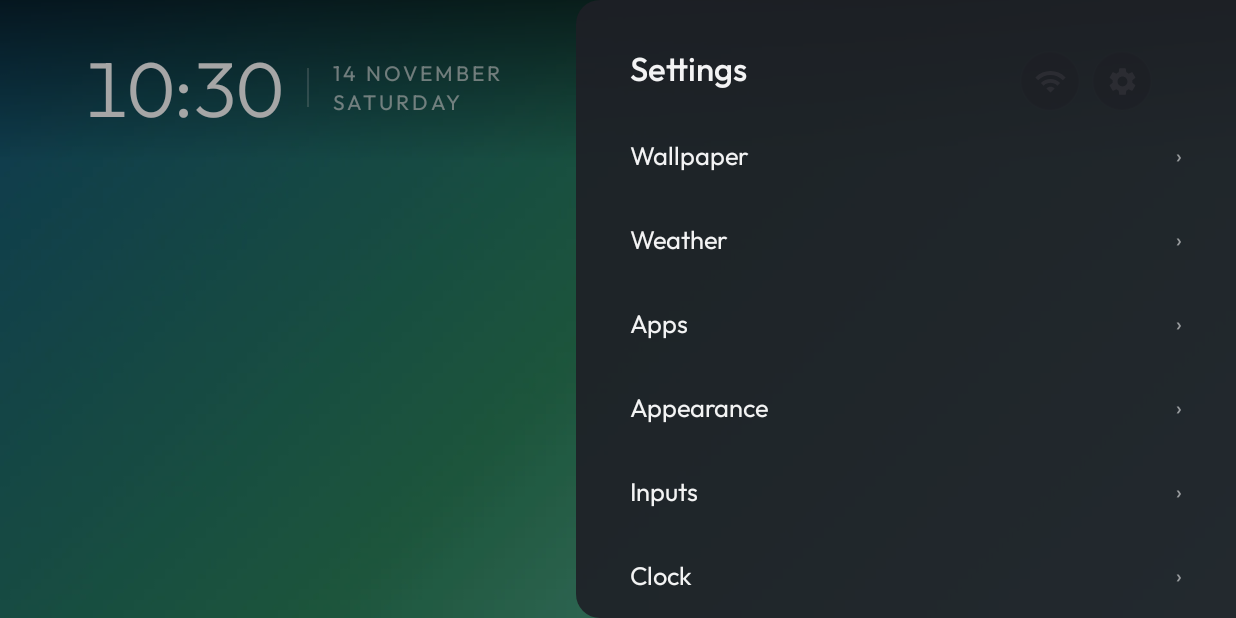
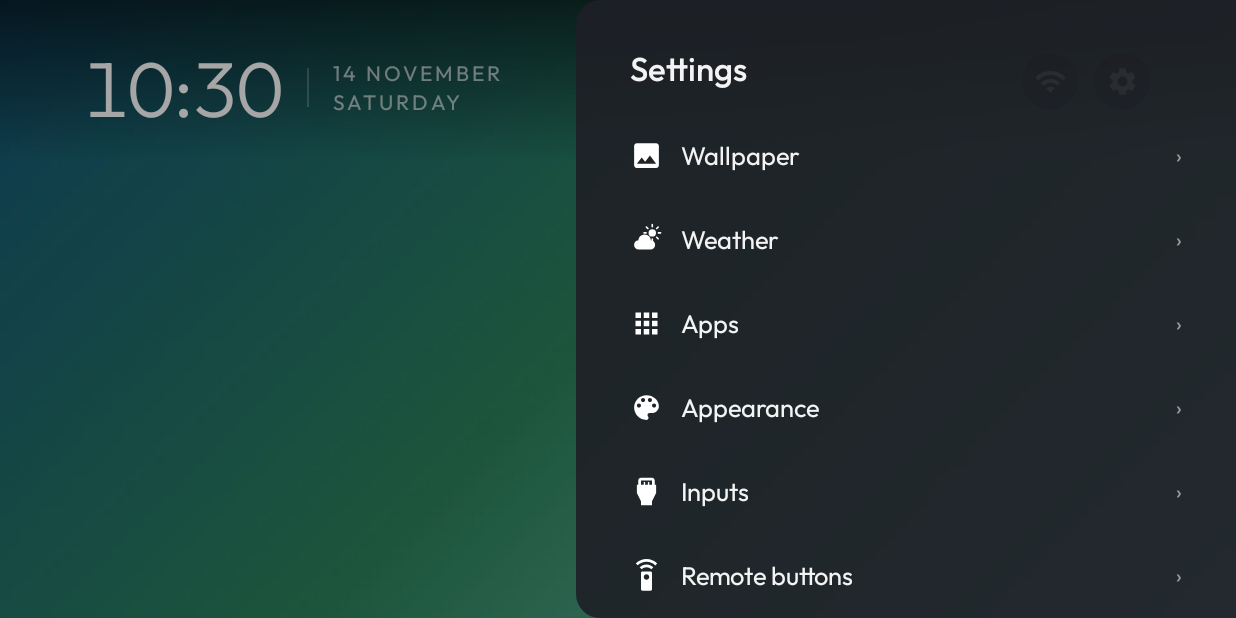
Before and after one commit to evg4b/just-my-tv-launcher, an Android app: the MainActivity screen opened directly, with no data from a screen before it, after a tap on "Settings", on a phone screen of 824 x 412 dp (held sideways). Run offline under Robolectric (Android 15) with nearby library versions, the phone set to English and light mode, and no system bars; pictures from the network do not load.

Commit message:
M6 and M7: remote buttons service, Russian strings, settings icons
M7: RemoteKeyService, an accessibility service that matches TCL remote
buttons by scancode and launches the assigned app from anywhere; it reads
no screen content and declares no event types. Remote buttons screen in
Settings: service state (opens accessibility settings) and 14 buttons,
each assignable to an app or left as before; default YouTube to SmartTube.
D-pad, OK, Back, Home and power are not assignable.
M6: Russian strings for everything, Material icons on the settings root
rows. Measurements and screenshots wait for the TV. Not tested on the TV.

Co-Authored-By: Claude Opus 5.5 <noreply@anthropic.com>

```diff
--- a/launcher/app/src/main/java/com/justmytv/tvhome/Screens.java
+++ b/launcher/app/src/main/java/com/justmytv/tvhome/Screens.java
@@ -2,6 +2,8 @@ package com.justmytv.tvhome;
 
 import android.content.Intent;
 import android.content.pm.PackageManager;
+import android.graphics.drawable.BitmapDrawable;
+import android.graphics.drawable.Drawable;
 import android.provider.Settings;
 import android.widget.TextView;
 import android.widget.Toast;
@@ -31,14 +33,15 @@ final class Screens {
 
     private void root(SidePanel p) {
         p.title(s(R.string.settings));
-        p.section(s(R.string.wallpaper), this::wallpaper);
-        p.section(s(R.string.weather), this::weather);
-        p.section(s(R.string.apps), apps);
-        p.section(s(R.string.appearance), this::appearance);
-        p.section(s(R.string.inputs), this::inputSettings);
-        p.section(s(R.string.clock), this::clock);
-        p.section(s(R.string.about), this::about);
-        p.item(s(R.string.tv_settings), null, () -> a.start(new Intent(Settings.ACTION_SETTINGS)));
+        p.section(R.drawable.ic_image, s(R.string.wallpaper), this::wallpaper);
+        p.section(R.drawable.wx_sun_cloud, s(R.string.weather), this::weather);
+        p.section(R.drawable.ic_apps, s(R.string.apps), apps);
+        p.section(R.drawable.ic_palette, s(R.string.appearance), this::appearance);
+        p.section(R.drawable.ic_input, s(R.string.inputs), this::inputSettings);
+        p.section(R.drawable.ic_remote, s(R.string.remote), this::remote);
+        p.section(R.drawable.ic_schedule, s(R.string.clock), this::clock);
+        p.section(R.drawable.ic_info, s(R.string.about), this::about);
+        p.item(a.getDrawable(R.drawable.ic_tv), s(R.string.tv_settings), null, () -> a.start(new Intent(Settings.ACTION_SETTINGS)));
     }
 
     /** All launchable apps in grid order, hidden ones too (PLAN 9.5). */
@@ -58,13 +61,15 @@ final class Screens {
             App app = byPkg.get(pkg);
             if (app == null) continue;
             TextView[] v = new TextView[1];
-            v[0] = p.item(app.art, app.label, shown(!st.hidden.contains(pkg)), () -> {
+            v[0] = p.item(art(app), app.label, shown(!st.hidden.contains(pkg)), () -> {
                 boolean hide = !st.hidden.contains(pkg);
                 a.setHidden(pkg, hide);
                 v[0].setText(shown(!hide));
             });
         }
     }
+
+    private Drawable art(App app) { return app.art == null ? null : new BitmapDrawable(a.getResources(), app.art); }
 
     private String shown(boolean shown) { return s(shown ? R.string.shown : R.string.hidden); }
 
@@ -142,6 +147,51 @@ final class Screens {
         } catch (PackageManager.NameNotFoundException ignored) { }
         p.title(s(R.string.about));
         p.note(a.getString(R.string.about_text, version));
+    }
+
+    // ---- remote buttons (PLAN 7.8) ----
+
+    /** Linux scancodes of the TCL RC902N_M1 buttons, in the order of R.array.remote_buttons (docs/remote-buttons.md).
+     *  Not listed: power, the Assistant (no event), and D-pad, OK, Back and Home, whose loss would lock the user out. */
+    private static final int[] SCANCODES = {139, 395, 233, 365, 235, 749, 204, 242, 245, 227, 752, 115, 114, 113};
+
+    private void remote(SidePanel p) {
+        StateJson st = a.state;
+        p.title(s(R.string.remote));
+        p.item(s(R.string.remote_service), s(serviceOn() ? R.string.on : R.string.off),
+                () -> a.start(new Intent(Settings.ACTION_ACCESSIBILITY_SETTINGS)));
+        String[] names = a.getResources().getStringArray(R.array.remote_buttons);
+        for (int i = 0; i < SCANCODES.length; i++) {
+            String code = String.valueOf(SCANCODES[i]), name = names[i];
+            String pkg = st.remote.get(code);
+            p.item(name, pkg == null ? s(R.string.remote_default) : label(pkg), () -> panel.push(q -> pickApp(q, name, code)));
+        }
+        p.note(s(R.string.remote_note));
+    }
+
+    private void pickApp(SidePanel p, String button, String code) {
+        p.title(button);
+        p.item(s(R.string.remote_default), null, () -> assign(code, null));
+        for (App app : a.installed) p.item(art(app), app.label, null, () -> assign(code, app.pkg));
+    }
+
+    private void assign(String code, String pkg) {
+        StateJson st = a.state;
+        if (pkg == null) st.remote.remove(code);
+        else st.remote.put(code, pkg);
+        a.save();
+        RemoteKeyService.keys = new HashMap<>(st.remote);
+        panel.back();
+    }
+
+    private String label(String pkg) {
+        for (App app : a.installed) if (app.pkg.equals(pkg)) return app.label;
+        return pkg;
+    }
+
+    private boolean serviceOn() {
+        String on = Settings.Secure.getString(a.getContentResolver(), Settings.Secure.ENABLED_ACCESSIBILITY_SERVICES);
+        return on != null && on.contains(a.getPackageName() + "/");
     }
 
     // ---- wallpaper (PLAN 6, 10.1) ----
--- a/launcher/app/src/main/java/com/justmytv/tvhome/SidePanel.java
+++ b/launcher/app/src/main/java/com/justmytv/tvhome/SidePanel.java
@@ -1,7 +1,8 @@
 package com.justmytv.tvhome;
 
 import android.content.Context;
-import android.graphics.Bitmap;
+import android.graphics.drawable.BitmapDrawable;
+import android.graphics.drawable.Drawable;
 import android.util.TypedValue;
 import android.view.Gravity;
 import android.view.KeyEvent;
@@ -150,7 +151,8 @@ final class SidePanel {
         return item(null, label, value, onClick);
     }
 
-    TextView item(Bitmap icon, String label, String value, Runnable onClick) {
+    /** icon: an app's banner or icon (a bitmap, 64x36 dp box) or a 22 dp interface vector. */
+    TextView item(Drawable icon, String label, String value, Runnable onClick) {
         LinearLayout row = new LinearLayout(ctx);
         row.setOrientation(LinearLayout.HORIZONTAL);
         row.setGravity(Gravity.CENTER_VERTICAL);
@@ -161,9 +163,10 @@ final class SidePanel {
         row.setPadding(p, 0, p, 0);
         if (icon != null) {
             ImageView iv = new ImageView(ctx);
-            iv.setImageBitmap(icon);
+            iv.setImageDrawable(icon);
             iv.setScaleType(ImageView.ScaleType.FIT_CENTER);
-            LinearLayout.LayoutParams lp = new LinearLayout.LayoutParams(Math.round(64 * d), Math.round(36 * d));
+            boolean art = icon instanceof BitmapDrawable;
+            LinearLayout.LayoutParams lp = new LinearLayout.LayoutParams(Math.round((art ? 64 : 22) * d), Math.round((art ? 36 : 22) * d));
             lp.setMarginEnd(p);
             row.addView(iv, lp);
         }
@@ -210,6 +213,10 @@ final class SidePanel {
         item(label, "›", () -> push(s));
     }
 
+    void section(int icon, String label, Screen s) {
+        item(ctx.getDrawable(icon), label, "›", () -> push(s));
+    }
+
     void toggle(String label, boolean on, Toggle set) {
         boolean[] cur = {on};
         TextView[] v = new TextView[1];
--- a/launcher/app/src/main/java/com/justmytv/tvhome/StateJson.java
+++ b/launcher/app/src/main/java/com/justmytv/tvhome/StateJson.java
@@ -5,6 +5,9 @@ import org.json.JSONException;
 import org.json.JSONObject;
 
 import java.util.ArrayList;
+import java.util.Iterator;
+import java.util.LinkedHashMap;
+import java.util.Map;
 import java.util.LinkedHashSet;
 import java.util.List;
 import java.util.Set;
@@ -47,7 +50,16 @@ final class StateJson {
     String weatherLast = "";      // the last good forecast response
     long fetchedAt = 0;           // ms
 
+    // remote buttons (PLAN 7.8): scancode -> package; default YouTube -> SmartTube
+    Map<String, String> remote = defaultRemote();
+
     private JSONObject raw = new JSONObject();
+
+    static Map<String, String> defaultRemote() {
+        Map<String, String> m = new LinkedHashMap<>();
+        m.put("245", "org.smarttube.stable");
+        return m;
+    }
 
     boolean hasCity() { return !city.isEmpty(); }
 
@@ -87,6 +99,14 @@ final class StateJson {
                 s.showDate = clock.optBoolean("showDate", true);
                 s.greeting = clock.optBoolean("greeting", false);
             }
+            JSONObject rm = o.optJSONObject("remote");
+            if (rm != null) {
+                s.remote = new LinkedHashMap<>();
+                for (Iterator<String> it = rm.keys(); it.hasNext(); ) {
+                    String k = it.next(), v = rm.optString(k, "");
+                    if (!v.isEmpty()) s.remote.put(k, v);
+                }
+            }
             JSONObject w = o.optJSONObject("weather");
             if (w != null) {
                 s.weatherEnabled = w.optBoolean("enabled", true);
@@ -118,6 +138,7 @@ final class StateJson {
             o.put("ui", obj(o, "ui").put("columns", columns).put("rowsBelow", rowsBelow).put("labels", labels)
                     .put("corner", corner).put("showInputsButton", showInputsButton)
                     .put("inputsConnectedOnly", inputsConnectedOnly).put("inputsHideAv", inputsHideAv));
+            o.put("remote", new JSONObject(remote));
             o.put("clock", obj(o, "clock").put("h24", h24).put("showDate", showDate).put("greeting", greeting));
             JSONObject w = obj(o, "weather").put("enabled", weatherEnabled).put("name", city).put("admin1", admin1)
                     .put("fahrenheit", fahrenheit).put("last", weatherLast).put("fetchedAt", fetchedAt);
--- /dev/null
+++ b/launcher/app/src/main/res/drawable/ic_apps.xml
@@ -0,0 +1,8 @@
+<?xml version="1.0" encoding="utf-8"?>
+<!-- Material Icons (Apache-2.0, see NOTICE), via CleanYourTV (MIT) -->
+<vector xmlns:android="http://schemas.android.com/apk/res/android"
+    android:width="22dp" android:height="22dp"
+    android:viewportWidth="24" android:viewportHeight="24">
+    <path android:fillColor="#FFFFFFFF"
+        android:pathData="M4,4h4v4H4zM10,4h4v4h-4zM16,4h4v4h-4zM4,10h4v4H4zM10,10h4v4h-4zM16,10h4v4h-4zM4,16h4v4H4zM10,16h4v4h-4zM16,16h4v4h-4z" />
+</vector>
--- /dev/null
+++ b/launcher/app/src/main/res/drawable/ic_image.xml
@@ -0,0 +1,7 @@
+<?xml version="1.0" encoding="utf-8"?>
+<!-- Material Icons (Apache-2.0, see NOTICE) -->
+<vector xmlns:android="http://schemas.android.com/apk/res/android"
+    android:width="22dp" android:height="22dp"
+    android:viewportWidth="24" android:viewportHeight="24">
+    <path android:fillColor="#FFFFFFFF" android:pathData="M21,19V5c0,-1.1 -0.9,-2 -2,-2H5c-1.1,0 -2,0.9 -2,2v14c0,1.1 0.9,2 2,2h14c1.1,0 2,-0.9 2,-2zM8.5,13.5l2.5,3.01L14.5,12l4.5,6H5l3.5,-4.5z" />
+</vector>
--- /dev/null
+++ b/launcher/app/src/main/res/drawable/ic_info.xml
@@ -0,0 +1,7 @@
+<?xml version="1.0" encoding="utf-8"?>
+<!-- Material Icons (Apache-2.0, see NOTICE) -->
+<vector xmlns:android="http://schemas.android.com/apk/res/android"
+    android:width="22dp" android:height="22dp"
+    android:viewportWidth="24" android:viewportHeight="24">
+    <path android:fillColor="#FFFFFFFF" android:pathData="M12,2C6.48,2 2,6.48 2,12s4.48,10 10,10 10,-4.48 10,-10S17.52,2 12,2zM13,17h-2v-6h2v6zM13,9h-2V7h2v2z" />
+</vector>
--- /dev/null
+++ b/launcher/app/src/main/res/drawable/ic_palette.xml
@@ -0,0 +1,7 @@
+<?xml version="1.0" encoding="utf-8"?>
+<!-- Material Icons (Apache-2.0, see NOTICE) -->
+<vector xmlns:android="http://schemas.android.com/apk/res/android"
+    android:width="22dp" android:height="22dp"
+    android:viewportWidth="24" android:viewportHeight="24">
+    <path android:fillColor="#FFFFFFFF" android:pathData="M12,3c-4.97,0 -9,4.03 -9,9s4.03,9 9,9c0.83,0 1.5,-0.67 1.5,-1.5 0,-0.39 -0.15,-0.74 -0.39,-1.01 -0.23,-0.26 -0.38,-0.61 -0.38,-0.99 0,-0.83 0.67,-1.5 1.5,-1.5H16c2.76,0 5,-2.24 5,-5 0,-4.42 -4.03,-8 -9,-8zM6.5,12c-0.83,0 -1.5,-0.67 -1.5,-1.5S5.67,9 6.5,9 8,9.67 8,10.5 7.33,12 6.5,12zM9.5,8C8.67,8 8,7.33 8,6.5S8.67,5 9.5,5s1.5,0.67 1.5,1.5S10.33,8 9.5,8zM14.5,8c-0.83,0 -1.5,-0.67 -1.5,-1.5S13.67,5 14.5,5s1.5,0.67 1.5,1.5S15.33,8 14.5,8zM17.5,12c-0.83,0 -1.5,-0.67 -1.5,-1.5S16.67,9 17.5,9s1.5,0.67 1.5,1.5 -0.67,1.5 -1.5,1.5z" />
+</vector>
--- /dev/null
+++ b/launcher/app/src/main/res/drawable/ic_remote.xml
@@ -0,0 +1,7 @@
+<?xml version="1.0" encoding="utf-8"?>
+<!-- Material Icons (Apache-2.0, see NOTICE) -->
+<vector xmlns:android="http://schemas.android.com/apk/res/android"
+    android:width="22dp" android:height="22dp"
+    android:viewportWidth="24" android:viewportHeight="24">
+    <path android:fillColor="#FFFFFFFF" android:pathData="M15,9H9c-0.55,0 -1,0.45 -1,1v12c0,0.55 0.45,1 1,1h6c0.55,0 1,-0.45 1,-1V10c0,-0.55 -0.45,-1 -1,-1zM12,15c-1.1,0 -2,-0.9 -2,-2s0.9,-2 2,-2 2,0.9 2,2 -0.9,2 -2,2zM7.05,6.05l1.41,1.41C9.37,6.56 10.62,6 12,6s2.63,0.56 3.54,1.46l1.41,-1.41C15.68,4.78 13.93,4 12,4s-3.68,0.78 -4.95,2.05zM12,0C8.96,0 6.21,1.23 4.22,3.22l1.41,1.41C7.26,3.01 9.51,2 12,2s4.74,1.01 6.36,2.64l1.41,-1.41C17.79,1.23 15.04,0 12,0z" />
+</vector>
--- /dev/null
+++ b/launcher/app/src/main/res/drawable/ic_schedule.xml
@@ -0,0 +1,7 @@
+<?xml version="1.0" encoding="utf-8"?>
+<!-- Material Icons (Apache-2.0, see NOTICE) -->
+<vector xmlns:android="http://schemas.android.com/apk/res/android"
+    android:width="22dp" android:height="22dp"
+    android:viewportWidth="24" android:viewportHeight="24">
+    <path android:fillColor="#FFFFFFFF" android:pathData="M11.99,2C6.47,2 2,6.48 2,12s4.47,10 9.99,10C17.52,22 22,17.52 22,12S17.52,2 11.99,2zM12,20c-4.42,0 -8,-3.58 -8,-8s3.58,-8 8,-8 8,3.58 8,8 -3.58,8 -8,8zM12.5,7H11v6l5.25,3.15 0.75,-1.23 -4.5,-2.67z" />
+</vector>
--- /dev/null
+++ b/launcher/app/src/main/res/drawable/ic_tv.xml
@@ -0,0 +1,7 @@
+<?xml version="1.0" encoding="utf-8"?>
+<!-- Material Icons (Apache-2.0, see NOTICE) -->
+<vector xmlns:android="http://schemas.android.com/apk/res/android"
+    android:width="22dp" android:height="22dp"
+    android:viewportWidth="24" android:viewportHeight="24">
+    <path android:fillColor="#FFFFFFFF" android:pathData="M21,3H3c-1.1,0 -2,0.9 -2,2v12c0,1.1 0.9,2 2,2h5v2h8v-2h5c1.1,0 1.99,-0.9 1.99,-2L23,5c0,-1.1 -0.9,-2 -2,-2zM21,17H3V5h18v12z" />
+</vector>
--- a/launcher/app/src/main/res/values/strings.xml
+++ b/launcher/app/src/main/res/values/strings.xml
@@ -52,6 +52,28 @@
     <string name="video_warning">1080p H.264 is better for TV</string>
     <string name="no_picker">No file picker on this TV</string>
     <string name="access_not_kept">The file may not open after a restart</string>
+    <string name="remote">Remote buttons</string>
+    <string name="remote_service">Remote button service</string>
+    <string name="remote_default">As before</string>
+    <string name="remote_note">The service is turned on in TV Settings → Accessibility. An assigned button opens its app from anywhere; the others work as before.</string>
+    <string name="remote_service_name">TV Home remote buttons</string>
+    <string name="remote_service_desc">Opens the app you assigned in TV Home when you press a remote button. It reads no screen content.</string>
+    <string-array name="remote_buttons">
+        <item>Menu ≡</item>
+        <item>Bookmark</item>
+        <item>Gear</item>
+        <item>TV</item>
+        <item>Numbers</item>
+        <item>Layers</item>
+        <item>Grid</item>
+        <item>NETFLIX</item>
+        <item>YouTube</item>
+        <item>TCL CHANNEL</item>
+        <item>prime video</item>
+        <item>Volume +</item>
+        <item>Volume −</item>
+        <item>Mute</item>
+    </string-array>
     <string name="weather">Weather</string>
     <string name="city">City</string>
     <string name="city_not_set">Not set</string>
```
Also changed, not shown: launcher/app/src/main/AndroidManifest.xml (+13 -1 lines), launcher/app/src/main/java/com/justmytv/tvhome/RemoteKeyService.java (added, +51 -0 lines), launcher/app/src/main/res/xml/remote_keys.xml (added, +9 -0 lines), 2 other files.
